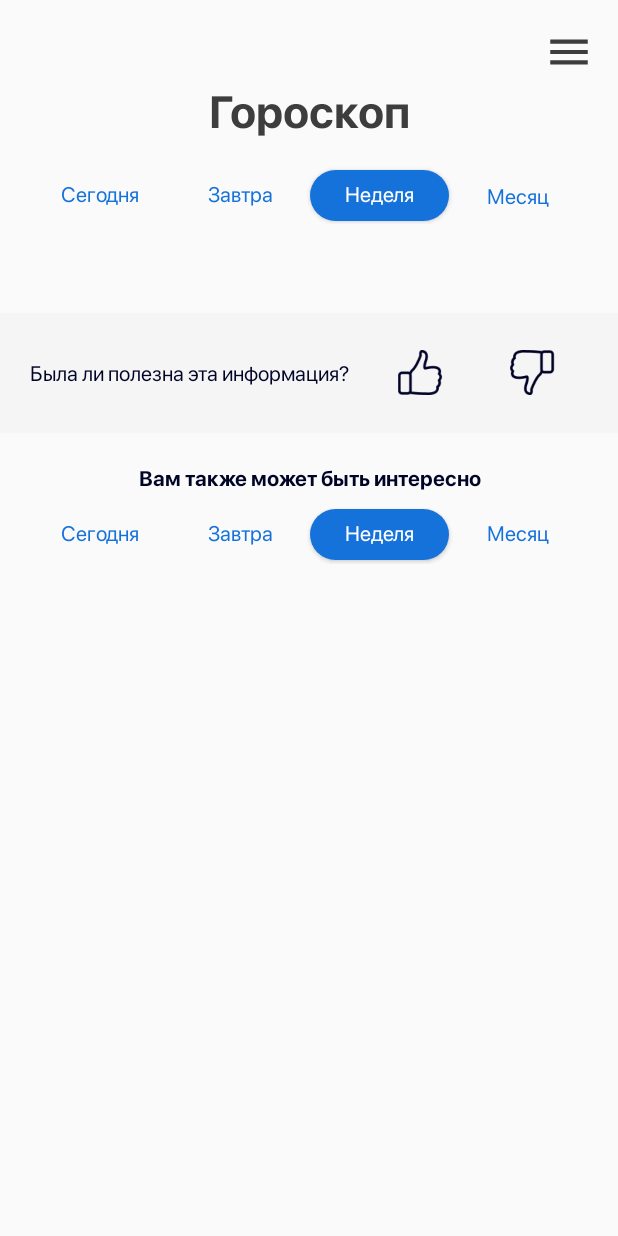
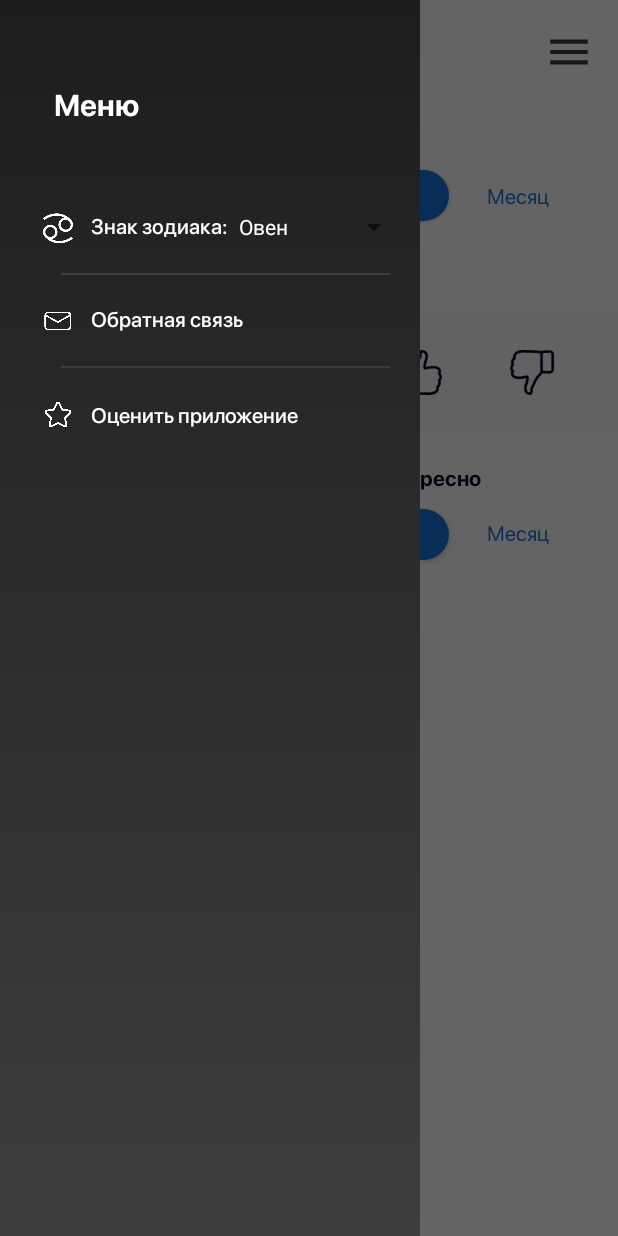
Before and after one commit to Sane4ekaye/Zodiac, an Android app: the MainActivity screen opened directly, with no data from a screen before it, after a tap on an icon or button, on a phone screen of 412 x 824 dp. Run offline under Robolectric (Android 15) with nearby library versions, the phone set to English and light mode, and no system bars; network calls fail; 2 other taps on this screen came first.

Commit message:
пизедц время 1:14 я в ахуе

```diff
--- a/app/src/main/java/com/example/horoscopes/MainActivity.kt
+++ b/app/src/main/java/com/example/horoscopes/MainActivity.kt
@@ -1,13 +1,21 @@
 package com.example.horoscopes
 
+import android.annotation.SuppressLint
 import android.content.Context
 import android.content.Intent
 import android.content.SharedPreferences
 import android.graphics.Color
 import androidx.appcompat.app.AppCompatActivity
 import android.os.Bundle
+import android.view.Gravity
 import android.view.View
+import android.view.ViewParent
+import android.widget.*
+import androidx.core.view.GravityCompat
+import androidx.drawerlayout.widget.DrawerLayout
+import com.google.android.material.navigation.NavigationView
 import kotlinx.android.synthetic.main.activity_main.*
+import kotlinx.android.synthetic.main.layout_navigation_header.*
 import org.jsoup.Jsoup
 import kotlin.concurrent.thread
 
@@ -21,6 +29,8 @@ class MainActivity : AppCompatActivity() {
     private var forecastTodayWeek = ""
     private var forecastTodayMonth = ""
 
+    var horoscope: Array<String> = arrayOf("Овен", "Телец", "Близнецы", "Рак", "Лев", "Дева", "Весы", "Скорпион", "Стрелец", "Козерог", "Водолей", "Рыбы")
+
     var Setting: SharedPreferences? = null
     val APP_PREFERENCES: String = "horoscope"
     val APP_PREFERENCES_SELECTED_HOROSCOPE: String = "selectedHoroscope"
@@ -28,32 +38,21 @@ class MainActivity : AppCompatActivity() {
     override fun onCreate(savedInstanceState: Bundle?) {
         super.onCreate(savedInstanceState)
         setContentView(R.layout.activity_main)
-
+        drawerLayout.setDrawerLockMode(DrawerLayout.LOCK_MODE_LOCKED_CLOSED);
+        val drawerLayout: DrawerLayout = findViewById(R.id.drawerLayout)
+        var navigationView: NavigationView = findViewById(R.id.navigationView)
+        navigationView.itemIconTintList = null
 
         Setting = getSharedPreferences(APP_PREFERENCES, Context.MODE_PRIVATE)
 
         val zodiac = Setting!!.getString(APP_PREFERENCES_SELECTED_HOROSCOPE, "").toString()
 
-//        if(Setting!!.contains(APP_PREFERENCES_SELECTED_HOROSCOPE)){
-//            if(Setting!!.getString(APP_PREFERENCES_SELECTED_HOROSCOPE, "").equals("aries")) getText(Setting!!.getString(APP_PREFERENCES_SELECTED_HOROSCOPE, "").toString())
-//            else if(Setting!!.getString(APP_PREFERENCES_SELECTED_HOROSCOPE, "").equals("taurus")) getText(Setting!!.getString(APP_PREFERENCES_SELECTED_HOROSCOPE, "").toString())
-//            else if(Setting!!.getString(APP_PREFERENCES_SELECTED_HOROSCOPE, "").equals("gemini")) getText(Setting!!.getString(APP_PREFERENCES_SELECTED_HOROSCOPE, "").toString())
-//            else if(Setting!!.getString(APP_PREFERENCES_SELECTED_HOROSCOPE, "").equals("cancer")) getText(Setting!!.getString(APP_PREFERENCES_SELECTED_HOROSCOPE, "").toString())
-//            else if(Setting!!.getString(APP_PREFERENCES_SELECTED_HOROSCOPE, "").equals("leo")) getText(Setting!!.getString(APP_PREFERENCES_SELECTED_HOROSCOPE, "").toString())
-//            else if(Setting!!.getString(APP_PREFERENCES_SELECTED_HOROSCOPE, "").equals("virgo")) getText(Setting!!.getString(APP_PREFERENCES_SELECTED_HOROSCOPE, "").toString())
-//            else if(Setting!!.getString(APP_PREFERENCES_SELECTED_HOROSCOPE, "").equals("libra")) getText(Setting!!.getString(APP_PREFERENCES_SELECTED_HOROSCOPE, "").toString())
-//            else if(Setting!!.getString(APP_PREFERENCES_SELECTED_HOROSCOPE, "").equals("scorpio")) getText(Setting!!.getString(APP_PREFERENCES_SELECTED_HOROSCOPE, "").toString())
-//            else if(Setting!!.getString(APP_PREFERENCES_SELECTED_HOROSCOPE, "").equals("sagittarius")) getText(Setting!!.getString(APP_PREFERENCES_SELECTED_HOROSCOPE, "").toString())
-//            else if(Setting!!.getString(APP_PREFERENCES_SELECTED_HOROSCOPE, "").equals("capricorn")) getText(Setting!!.getString(APP_PREFERENCES_SELECTED_HOROSCOPE, "").toString())
-//            else if(Setting!!.getString(APP_PREFERENCES_SELECTED_HOROSCOPE, "").equals("pisces")) getText(Setting!!.getString(APP_PREFERENCES_SELECTED_HOROSCOPE, "").toString())
-//            else tvMain.text = "error text!"
-//        }
-
-
         getStartText(zodiac, URLHoroscope)
 
         getForecastToday(zodiac, URLHoroscope)
         getForecastTomorrow(zodiac, "tomorrow", URLHoroscope)
+        //spinner.adapter = ArrayAdapter<String>(this@MainActivity, R.layout.layout_color_spinner, R.array.horoscope)
+
     }
 
     private fun getText(zodiac: String) {
@@ -67,7 +66,7 @@ class MainActivity : AppCompatActivity() {
         }
     }
 
-    // это затычка
+    // это заточка
     private fun getStartText(zodiac: String, url: String) {
         thread {
             val doc = Jsoup.connect("$url?znak=$zodiac").get()
@@ -121,7 +120,28 @@ class MainActivity : AppCompatActivity() {
     }
 
     fun openMenu(view: View) {
-        //TODO тут короче сделать шобы данные стирались и мы заново выбирали знак зодиака
+        drawerLayout.openDrawer(GravityCompat.START)
+        var arrayAdapter: ArrayAdapter<Any?> = ArrayAdapter<Any?>(this@MainActivity, R.layout.layout_color_spinner, horoscope)
+        arrayAdapter.setDropDownViewResource(R.layout.layout_color_spinner2)
+        spinnernegra.adapter = arrayAdapter
+
+        spinnernegra?.onItemSelectedListener = object : AdapterView.OnItemSelectedListener{
+            override fun onNothingSelected(parent: AdapterView<*>?) {
+            }
+
+            override fun onItemSelected(parent: AdapterView<*>?, view: View?, position: Int, id: Long) {
+                var selItem = spinnernegra.getItemAtPosition(position).toString()
+                if(selItem.equals("Овен"))
+                    // добавь сюда
+                    getStartText("aries", URLHoroscope)
+                    getForecastToday("aries", URLHoroscope)
+                    getForecastTomorrow("aries", "tomorrow", URLHoroscope)
+                if(selItem.equals("Телец"))
+                    getStartText("taurus", URLHoroscope)
+                    getForecastToday("taurus", URLHoroscope)
+                    getForecastTomorrow("taurus", "tomorrow", URLHoroscope)
+            }
+        }
     }
 
     private fun switchColorsForBtnToday() {
@@ -231,4 +251,9 @@ class MainActivity : AppCompatActivity() {
         btnWeekDown.setTextColor(getColor(R.color.blueApp))
     }
 
+    fun feedback(view: View) {
+        val intent = Intent(this@MainActivity, FeedBack::class.java)
+        startActivity(intent)
+    }
+
 }
--- /dev/null
+++ b/app/src/main/res/drawable/bgmenu.xml
@@ -0,0 +1,9 @@
+<?xml version="1.0" encoding="utf-8"?>
+<shape xmlns:android="http://schemas.android.com/apk/res/android" android:shape="rectangle" >
+    <gradient
+        android:startColor="#3D3D3D"
+        android:endColor="#1D1D1D"
+        android:angle="90"/>
+    <corners
+        android:radius="0dp"/>
+</shape>
--- /dev/null
+++ b/app/src/main/res/drawable/line.xml
@@ -0,0 +1,4 @@
+<?xml version="1.0" encoding="utf-8"?>
+<shape xmlns:android="http://schemas.android.com/apk/res/android">
+    <solid android:color="#3c3c3c"/>
+</shape>
--- /dev/null
+++ b/app/src/main/res/drawable/menu_ico.xml
@@ -0,0 +1,8 @@
+<?xml version="1.0" encoding="utf-8"?>
+<layer-list xmlns:android="http://schemas.android.com/apk/res/android">
+    <item
+        android:drawable="@drawable/cancer"
+        android:width="12dp"
+        android:height="12dp"
+        />
+</layer-list>
--- a/app/src/main/res/layout/activity_main.xml
+++ b/app/src/main/res/layout/activity_main.xml
@@ -1,7 +1,8 @@
 <?xml version="1.0" encoding="utf-8"?>
-<androidx.constraintlayout.widget.ConstraintLayout xmlns:android="http://schemas.android.com/apk/res/android"
+<androidx.drawerlayout.widget.DrawerLayout xmlns:android="http://schemas.android.com/apk/res/android"
     xmlns:app="http://schemas.android.com/apk/res-auto"
     xmlns:tools="http://schemas.android.com/tools"
+    android:id="@+id/drawerLayout"
     android:layout_width="match_parent"
     android:layout_height="match_parent"
     tools:context=".MainActivity">
@@ -227,5 +228,15 @@
             </LinearLayout>
         </LinearLayout>
     </ScrollView>
-
-</androidx.constraintlayout.widget.ConstraintLayout>
+    <com.google.android.material.navigation.NavigationView
+        android:id="@+id/navigationView"
+        android:layout_width="wrap_content"
+        android:layout_height="match_parent"
+        android:layout_gravity="start"
+        app:itemIconPadding="5dp"
+        app:itemIconSize="10dp"
+        app:headerLayout="@layout/layout_navigation_header"
+        app:itemTextColor="@color/white"
+        app:itemIconTint="@color/white"
+        android:background="@drawable/bgmenu"/>
+</androidx.drawerlayout.widget.DrawerLayout>
--- /dev/null
+++ b/app/src/main/res/layout/layout_color_spinner.xml
@@ -0,0 +1,6 @@
+<?xml version="1.0" encoding="utf-8"?>
+<TextView
+    xmlns:android="http://schemas.android.com/apk/res/android" android:layout_width="match_parent"
+    android:layout_height="wrap_content"
+    android:textColor="@color/white"
+    android:textSize="14sp"/>
--- /dev/null
+++ b/app/src/main/res/layout/layout_color_spinner2.xml
@@ -0,0 +1,7 @@
+<?xml version="1.0" encoding="utf-8"?>
+<TextView
+    xmlns:android="http://schemas.android.com/apk/res/android" android:layout_width="match_parent"
+    android:layout_height="wrap_content"
+    android:padding="5dp"
+    android:textColor="@color/black"
+    android:textSize="14sp"/>
--- /dev/null
+++ b/app/src/main/res/layout/layout_navigation_header.xml
@@ -0,0 +1,157 @@
+<?xml version="1.0" encoding="utf-8"?>
+<androidx.constraintlayout.widget.ConstraintLayout xmlns:android="http://schemas.android.com/apk/res/android"
+    xmlns:app="http://schemas.android.com/apk/res-auto"
+    xmlns:tools="http://schemas.android.com/tools"
+    android:layout_width="match_parent"
+    android:layout_height="wrap_content"
+    android:padding="20dp">
+
+
+    <TextView
+        android:id="@+id/textView"
+        android:layout_width="wrap_content"
+        android:layout_height="wrap_content"
+        android:layout_marginStart="16dp"
+        android:layout_marginTop="36dp"
+        android:fontFamily="@font/sfprodisplay_bold"
+        android:text="Меню"
+        android:textColor="#FFFFFF"
+        android:textSize="20sp"
+        app:layout_constraintStart_toStartOf="parent"
+        app:layout_constraintTop_toTopOf="parent" />
+
+    <androidx.constraintlayout.widget.ConstraintLayout
+        android:id="@+id/constraintLayout"
+        android:layout_width="362dp"
+        android:layout_height="50dp"
+        android:layout_marginTop="44dp"
+        app:layout_constraintEnd_toEndOf="@+id/textView"
+        app:layout_constraintHorizontal_bias="0.039"
+        app:layout_constraintStart_toStartOf="@+id/textView"
+        app:layout_constraintTop_toBottomOf="@+id/textView">
+
+        <ImageView
+            android:id="@+id/imageView3"
+            android:layout_width="20dp"
+            android:layout_height="21dp"
+            android:layout_marginStart="4dp"
+            app:layout_constraintBottom_toBottomOf="parent"
+            app:layout_constraintStart_toStartOf="parent"
+            app:layout_constraintTop_toTopOf="parent"
+            app:layout_constraintVertical_bias="0.517"
+            app:srcCompat="@drawable/cancer" />
+
+        <Spinner
+            android:id="@+id/spinnernegra"
+            android:layout_width="wrap_content"
+            android:layout_height="wrap_content"
+            android:layout_marginStart="7dp"
+            android:layout_marginTop="3dp"
+            app:layout_constraintBottom_toBottomOf="@+id/textView5"
+            app:layout_constraintStart_toEndOf="@+id/textView5"
+            app:layout_constraintTop_toTopOf="@+id/textView5"
+            app:layout_constraintVertical_bias="0.6" />
+
+        <TextView
+            android:id="@+id/textView5"
+            android:layout_width="wrap_content"
+            android:layout_height="wrap_content"
+            android:layout_marginStart="12dp"
+            android:layout_marginBottom="3dp"
+            android:fontFamily="@font/sfprodisplay_medium"
+            android:text="Знак зодиака:"
+            android:textColor="#FFFFFF"
+            app:layout_constraintBottom_toBottomOf="@+id/imageView3"
+            app:layout_constraintStart_toEndOf="@+id/imageView3"
+            app:layout_constraintTop_toTopOf="@+id/imageView3" />
+
+    </androidx.constraintlayout.widget.ConstraintLayout>
+
+    <ImageView
+        android:id="@+id/imageView7"
+        android:layout_width="330dp"
+        android:layout_height="1dp"
+        android:layout_marginTop="5dp"
+        app:layout_constraintEnd_toEndOf="@+id/constraintLayout"
+        app:layout_constraintStart_toStartOf="@+id/constraintLayout"
+        app:layout_constraintTop_toBottomOf="@+id/constraintLayout"
+        app:srcCompat="@drawable/line" />
+
+    <ImageView
+        android:id="@+id/imageView9"
+        android:layout_width="330dp"
+        android:layout_height="1dp"
+        android:layout_marginTop="5dp"
+        app:layout_constraintEnd_toEndOf="@+id/constraintLayout"
+        app:layout_constraintStart_toStartOf="@+id/btnFeedBack"
+        app:layout_constraintTop_toBottomOf="@+id/btnFeedBack"
+        app:srcCompat="@drawable/line" />
+
+    <androidx.constraintlayout.widget.ConstraintLayout
+        android:id="@+id/btnFeedBack"
+        android:layout_width="362dp"
+        android:layout_height="50dp"
+        android:layout_marginTop="5dp"
+        android:onClick="feedback"
+        app:layout_constraintEnd_toEndOf="@+id/imageView7"
+        app:layout_constraintStart_toStartOf="@+id/imageView7"
+        app:layout_constraintTop_toBottomOf="@+id/imageView7">
+
+        <ImageView
+            android:id="@+id/imageView8"
+            android:layout_width="20dp"
+            android:layout_height="21dp"
+            android:layout_marginStart="4dp"
+            app:layout_constraintBottom_toBottomOf="parent"
+            app:layout_constraintStart_toStartOf="parent"
+            app:layout_constraintTop_toTopOf="parent"
+            app:layout_constraintVertical_bias="0.517"
+            app:srcCompat="@drawable/ico_feedback" />
+
+        <TextView
+            android:id="@+id/textView6"
+            android:layout_width="wrap_content"
+            android:layout_height="wrap_content"
+            android:layout_marginStart="12dp"
+            android:layout_marginBottom="3dp"
+            android:fontFamily="@font/sfprodisplay_medium"
+            android:text="Обратная связь"
+            android:textColor="#FFFFFF"
+            app:layout_constraintBottom_toBottomOf="@+id/imageView8"
+            app:layout_constraintStart_toEndOf="@+id/imageView8"
+            app:layout_constraintTop_toTopOf="@+id/imageView8" />
+
+    </androidx.constraintlayout.widget.ConstraintLayout>
+
+    <androidx.constraintlayout.widget.ConstraintLayout
+        android:layout_width="362dp"
+        android:layout_height="50dp"
+        android:layout_marginTop="5dp"
+        app:layout_constraintEnd_toEndOf="@+id/imageView9"
+        app:layout_constraintStart_toStartOf="@+id/imageView9"
+        app:layout_constraintTop_toBottomOf="@+id/imageView9">
+
+        <ImageView
+            android:id="@+id/imageView10"
+            android:layout_width="20dp"
+            android:layout_height="21dp"
+            android:layout_marginStart="4dp"
+            app:layout_constraintBottom_toBottomOf="parent"
+            app:layout_constraintStart_toStartOf="parent"
+            app:layout_constraintTop_toTopOf="parent"
+            app:srcCompat="@drawable/ico_like" />
+
+        <TextView
+            android:id="@+id/textView8"
+            android:layout_width="wrap_content"
+            android:layout_height="wrap_content"
+            android:layout_marginStart="12dp"
+            android:fontFamily="@font/sfprodisplay_medium"
+            android:text="Оценить приложение"
+            android:textColor="#FFFFFF"
+            app:layout_constraintBottom_toBottomOf="@+id/imageView10"
+            app:layout_constraintStart_toEndOf="@+id/imageView10"
+            app:layout_constraintTop_toTopOf="@+id/imageView10" />
+    </androidx.constraintlayout.widget.ConstraintLayout>
+
+</androidx.constraintlayout.widget.ConstraintLayout>
--- /dev/null
+++ b/app/src/main/res/menu/navigation_menu.xml
@@ -0,0 +1,15 @@
+<?xml version="1.0" encoding="utf-8"?>
+<menu xmlns:android="http://schemas.android.com/apk/res/android">
+    <item
+        android:id="@+id/zodiac"
+        android:title="Знак зодиака"
+        android:icon="@drawable/ico_zodiac"/>
+    <item
+        android:id="@+id/feedback"
+        android:title="Обратная связь"
+        android:icon="@drawable/ico_feedback"/>
+    <item
+        android:id="@+id/like"
+        android:title="Оценить приложение"
+        android:icon="@drawable/ico_like"/>
+</menu>
--- a/app/src/main/res/values/strings.xml
+++ b/app/src/main/res/values/strings.xml
@@ -1,3 +1,3 @@
 <resources>
-    <string name="app_name">horoscopes</string>
+    <string name="app_name">Гороскоп</string>
 </resources>
```
Also changed, not shown: app/src/main/res/drawable/ico_feedback.png (added), app/src/main/res/drawable/ico_like.png (added), app/src/main/res/drawable/ico_zodiac.png (added), app/src/main/res/font/sfprodisplay_medium.ttf (added).
